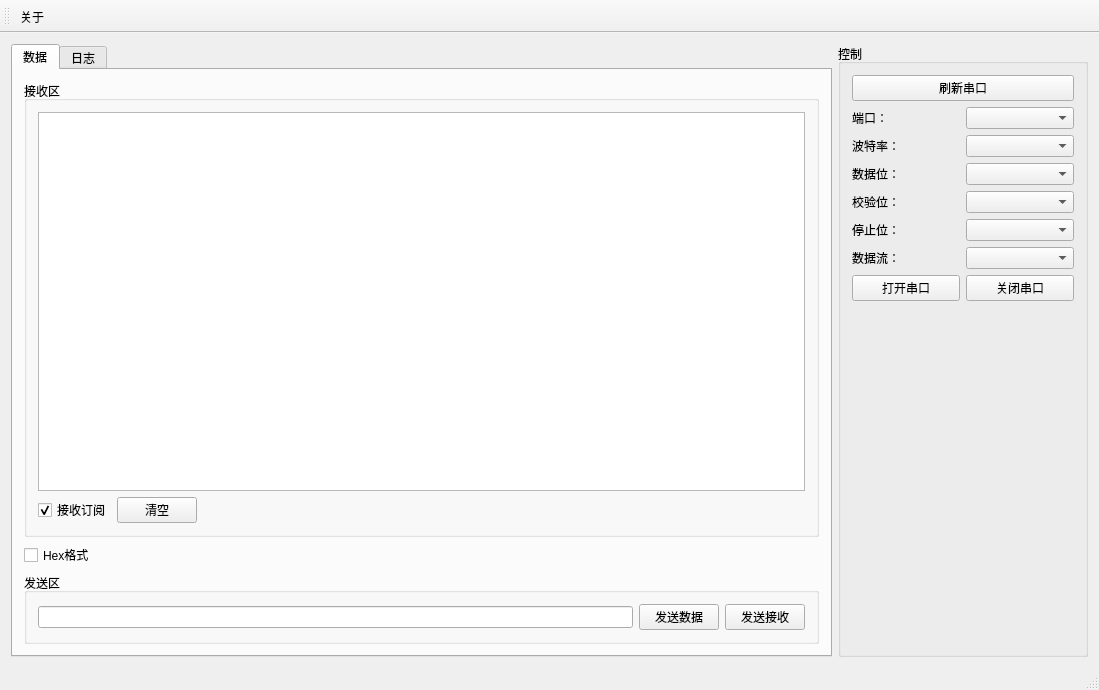
This is mainwindow.ui in zhangjiechina001/SerialPortTool as Qt 5 draws it before an edit. The edited form follows.
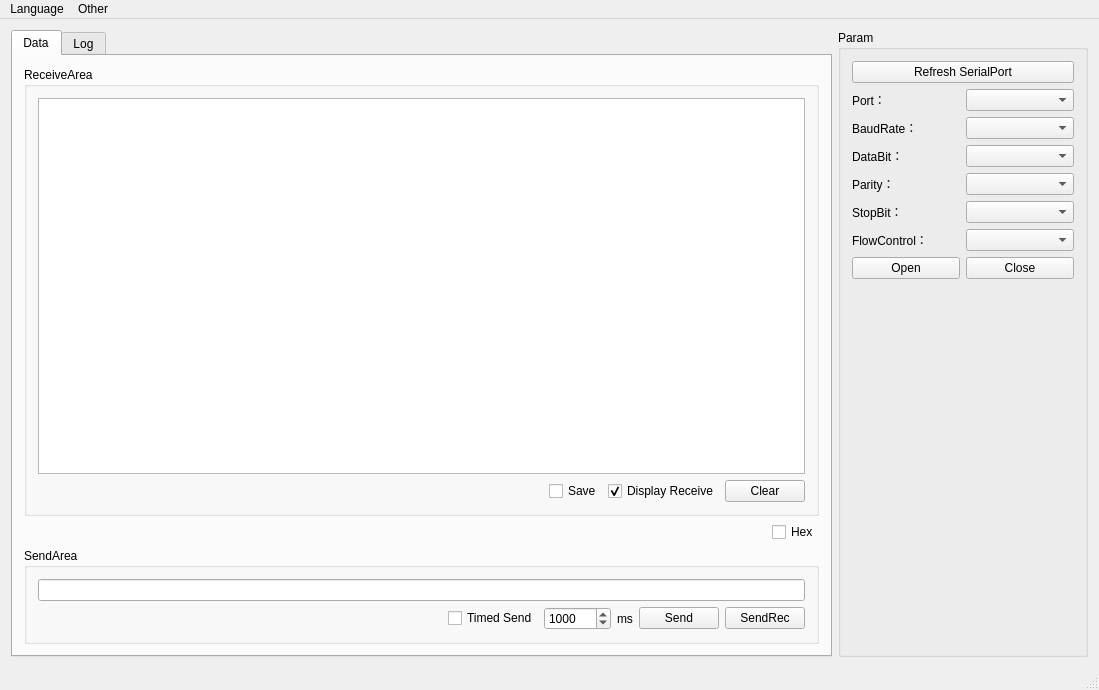
This is the edited form. Icons and pictures are not drawn.

Diff of the .ui file:
```diff
--- a/mainwindow.ui
+++ b/mainwindow.ui
@@ -25,15 +25,13 @@
       </property>
       <widget class="QWidget" name="tab">
        <attribute name="title">
-        <string>数据</string>
+        <string>Data</string>
        </attribute>
-       <layout class="QVBoxLayout" name="verticalLayout">
-        <item>
-         <layout class="QVBoxLayout" name="controlLayout">
+       <layout class="QVBoxLayout" name="verticalLayout_5">
           <item>
            <widget class="QGroupBox" name="groupBox_2">
             <property name="title">
-             <string>接收区</string>
+           <string>ReceiveArea</string>
             </property>
             <layout class="QVBoxLayout" name="verticalLayout_2">
              <item>
@@ -41,10 +39,33 @@
              </item>
              <item>
               <layout class="QHBoxLayout" name="horizontalLayout_3">
+             <item>
+              <spacer name="horizontalSpacer">
+               <property name="orientation">
+                <enum>Qt::Horizontal</enum>
+               </property>
+               <property name="sizeHint" stdset="0">
+                <size>
+                 <width>40</width>
+                 <height>20</height>
+                </size>
+               </property>
+              </spacer>
+             </item>
+             <item>
+              <widget class="QCheckBox" name="chbRecord">
+               <property name="text">
+                <string>Save</string>
+               </property>
+               <property name="checked">
+                <bool>false</bool>
+               </property>
+              </widget>
+             </item>
                <item>
                 <widget class="QCheckBox" name="chbRecSub">
                  <property name="text">
-                  <string>接收订阅</string>
+                <string>Display Receive</string>
                  </property>
                  <property name="checked">
                   <bool>true</bool>
@@ -54,12 +75,19 @@
                <item>
                 <widget class="QPushButton" name="btnClear">
                  <property name="text">
-                  <string>清空</string>
+                <string>Clear</string>
                  </property>
                 </widget>
                </item>
+            </layout>
+           </item>
+          </layout>
+         </widget>
+        </item>
                <item>
-                <spacer name="horizontalSpacer">
+         <layout class="QHBoxLayout" name="horizontalLayout_5">
+          <item>
+           <spacer name="horizontalSpacer_2">
                  <property name="orientation">
                   <enum>Qt::Horizontal</enum>
                  </property>
@@ -71,51 +99,87 @@
                  </property>
                 </spacer>
                </item>
-              </layout>
-             </item>
-            </layout>
-           </widget>
-          </item>
           <item>
-           <widget class="QCheckBox" name="hexShowCheck">
+           <widget class="QCheckBox" name="chbHex">
             <property name="text">
-             <string>Hex格式</string>
+             <string>Hex</string>
             </property>
            </widget>
+          </item>
+         </layout>
           </item>
           <item>
            <widget class="QGroupBox" name="gbSend">
             <property name="title">
-             <string>发送区</string>
-            </property>
-            <layout class="QHBoxLayout" name="horizontalLayout_2">
+           <string>SendArea</string>
+          </property>
+          <layout class="QVBoxLayout" name="verticalLayout">
              <item>
               <widget class="QLineEdit" name="txtSend"/>
              </item>
              <item>
+            <layout class="QHBoxLayout" name="horizontalLayout_2">
+             <item>
+              <spacer name="horizontalSpacer_3">
+               <property name="orientation">
+                <enum>Qt::Horizontal</enum>
+               </property>
+               <property name="sizeHint" stdset="0">
+                <size>
+                 <width>40</width>
+                 <height>20</height>
+                </size>
+               </property>
+              </spacer>
+             </item>
+             <item>
+              <widget class="QCheckBox" name="checkBox">
+               <property name="text">
+                <string>Timed Send</string>
+               </property>
+              </widget>
+             </item>
+             <item>
+              <widget class="QSpinBox" name="spinBox">
+               <property name="maximum">
+                <number>100000</number>
+               </property>
+               <property name="value">
+                <number>1000</number>
+               </property>
+              </widget>
+             </item>
+             <item>
+              <widget class="QLabel" name="label">
+               <property name="text">
+                <string>ms</string>
+               </property>
+              </widget>
+             </item>
+             <item>
               <widget class="QPushButton" name="sendDataBtn">
                <property name="text">
-                <string>发送数据</string>
+                <string>Send</string>
                </property>
               </widget>
              </item>
              <item>
               <widget class="QPushButton" name="sendDataBtn_2">
                <property name="text">
-                <string>发送接收</string>
+                <string>SendRec</string>
                </property>
               </widget>
              </item>
             </layout>
-           </widget>
-          </item>
-         </layout>
+           </item>
+          </layout>
+         </widget>
         </item>
        </layout>
       </widget>
       <widget class="QWidget" name="tab_2">
        <attribute name="title">
-        <string>日志</string>
+        <string>Log</string>
        </attribute>
        <layout class="QVBoxLayout" name="verticalLayout_4">
         <item>
@@ -140,13 +204,13 @@
        </size>
       </property>
       <property name="title">
-       <string>控制</string>
+       <string>Param</string>
       </property>
       <layout class="QVBoxLayout" name="verticalLayout_3">
        <item>
         <widget class="QPushButton" name="btnUpdataSerialPort">
          <property name="text">
-          <string>刷新串口</string>
+          <string>Refresh SerialPort</string>
          </property>
         </widget>
        </item>
@@ -155,7 +219,7 @@
          <item row="0" column="0">
           <widget class="QLabel" name="label_3">
            <property name="text">
-            <string>端口：</string>
+            <string>Port：</string>
            </property>
           </widget>
          </item>
@@ -165,7 +229,7 @@
          <item row="1" column="0">
           <widget class="QLabel" name="label_4">
            <property name="text">
-            <string>波特率：</string>
+            <string>BaudRate：</string>
            </property>
           </widget>
          </item>
@@ -175,7 +239,7 @@
          <item row="2" column="0">
           <widget class="QLabel" name="label_5">
            <property name="text">
-            <string>数据位：</string>
+            <string>DataBit：</string>
            </property>
           </widget>
          </item>
@@ -185,7 +249,7 @@
          <item row="3" column="0">
           <widget class="QLabel" name="label_6">
            <property name="text">
-            <string>校验位：</string>
+            <string>Parity：</string>
            </property>
           </widget>
          </item>
@@ -195,7 +259,7 @@
          <item row="4" column="0">
           <widget class="QLabel" name="label_7">
            <property name="text">
-            <string>停止位：</string>
+            <string>StopBit：</string>
            </property>
           </widget>
          </item>
@@ -205,7 +269,7 @@
          <item row="5" column="0">
           <widget class="QLabel" name="label_8">
            <property name="text">
-            <string>数据流：</string>
+            <string>FlowControl：</string>
            </property>
           </widget>
          </item>
@@ -219,14 +283,14 @@
          <item>
           <widget class="QPushButton" name="openSerial">
            <property name="text">
-            <string>打开串口</string>
+            <string>Open</string>
            </property>
           </widget>
          </item>
          <item>
           <widget class="QPushButton" name="closeSerial">
            <property name="text">
-            <string>关闭串口</string>
+            <string>Close</string>
            </property>
           </widget>
          </item>
@@ -250,20 +314,33 @@
     </item>
    </layout>
   </widget>
-  <widget class="QToolBar" name="mainToolBar">
-   <property name="toolButtonStyle">
-    <enum>Qt::ToolButtonTextUnderIcon</enum>
-   </property>
-   <attribute name="toolBarArea">
-    <enum>TopToolBarArea</enum>
-   </attribute>
-   <attribute name="toolBarBreak">
-    <bool>false</bool>
-   </attribute>
-   <addaction name="actionAbout"/>
-  </widget>
   <widget class="QStatusBar" name="statusBar"/>
-  <action name="actionUpdate">
+  <widget class="QMenuBar" name="menuBar">
+   <property name="geometry">
+    <rect>
+     <x>0</x>
+     <y>0</y>
+     <width>1099</width>
+     <height>24</height>
+    </rect>
+   </property>
+   <widget class="QMenu" name="menuAbout">
+    <property name="title">
+     <string>Other</string>
+    </property>
+    <addaction name="actionAbout"/>
+   </widget>
+   <widget class="QMenu" name="menuLanguage">
+    <property name="title">
+     <string>Language</string>
+    </property>
+    <addaction name="actionChinese"/>
+    <addaction name="actionEnglish"/>
+   </widget>
+   <addaction name="menuLanguage"/>
+   <addaction name="menuAbout"/>
+  </widget>
+  <action name="actionSwitchLang">
    <property name="icon">
     <iconset>
      <normalon>:/icons/update.ico</normalon>
@@ -283,7 +360,20 @@
     </iconset>
    </property>
    <property name="text">
-    <string>关于</string>
+    <string>About</string>
+   </property>
+   <property name="toolTip">
+    <string>About</string>
+   </property>
+  </action>
+  <action name="actionChinese">
+   <property name="text">
+    <string>简体中文</string>
+   </property>
+  </action>
+  <action name="actionEnglish">
+   <property name="text">
+    <string>English</string>
    </property>
   </action>
  </widget>
```
Left out of the diff: 5 changed lines with no effect on the pictures. Lines whose indentation alone changed are shown as unchanged.
